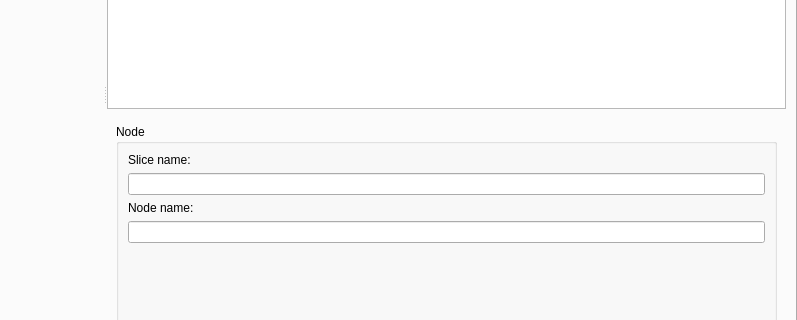
Old version of the form src/demogui/mapoverview.ui in the repository henrikvs/nornetdemo; both pictures show x 136 to 933 and y 381 to 701 of the 933 by 922 pixel window.
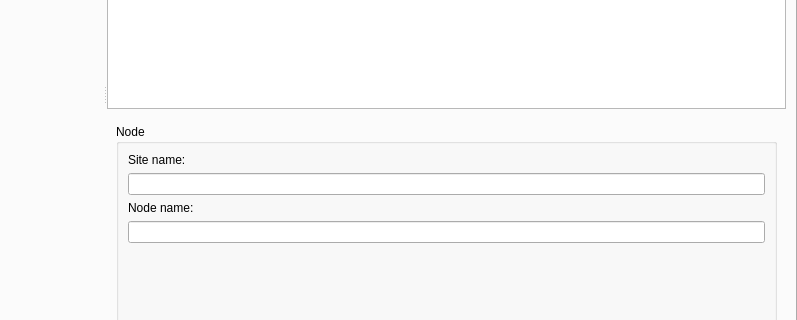
New version of the form. The open tabs and pages were chosen to show the change. Icons and pictures are not drawn. Custom widgets are drawn as their Qt base class.

Commit message: ISP names and Site names showing in the GUI, small fix on nodeprog to avoid crash if removing experiment already finished

Patch:
```diff
--- a/src/demogui/mapoverview.ui
+++ b/src/demogui/mapoverview.ui
@@ -166,7 +166,7 @@
                      <item>
                       <widget class="QLabel" name="label">
                        <property name="text">
-                        <string>Slice name:</string>
+                        <string>Site name:</string>
                        </property>
                       </widget>
                      </item>
```
Left out of the diff: 4 changed lines with no effect on the pictures. The commit also changes 10 other files.
